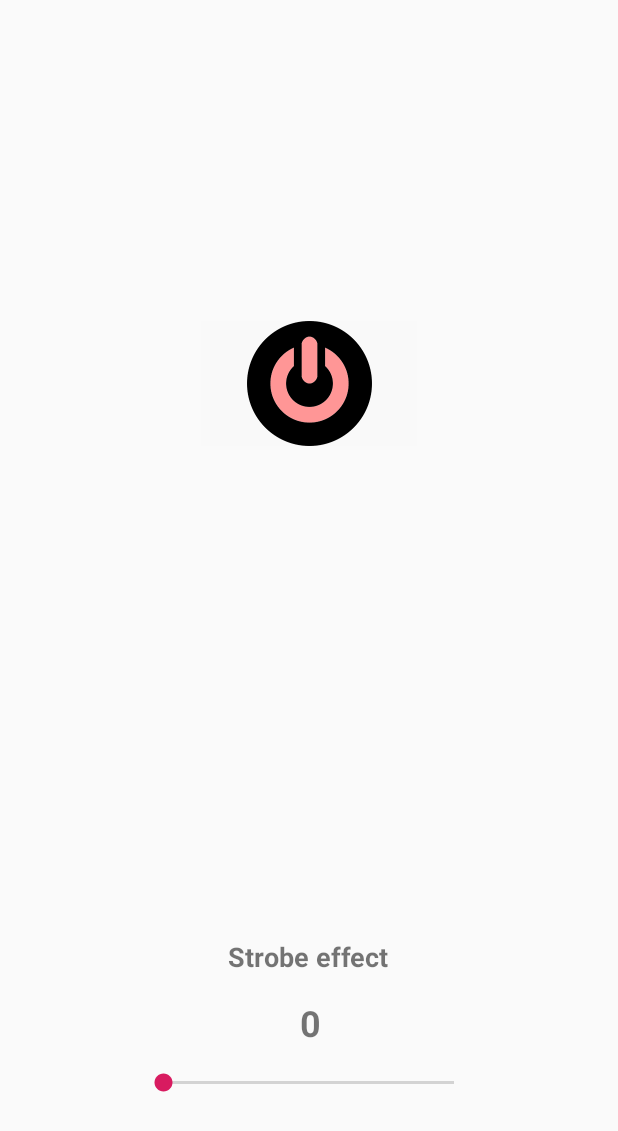
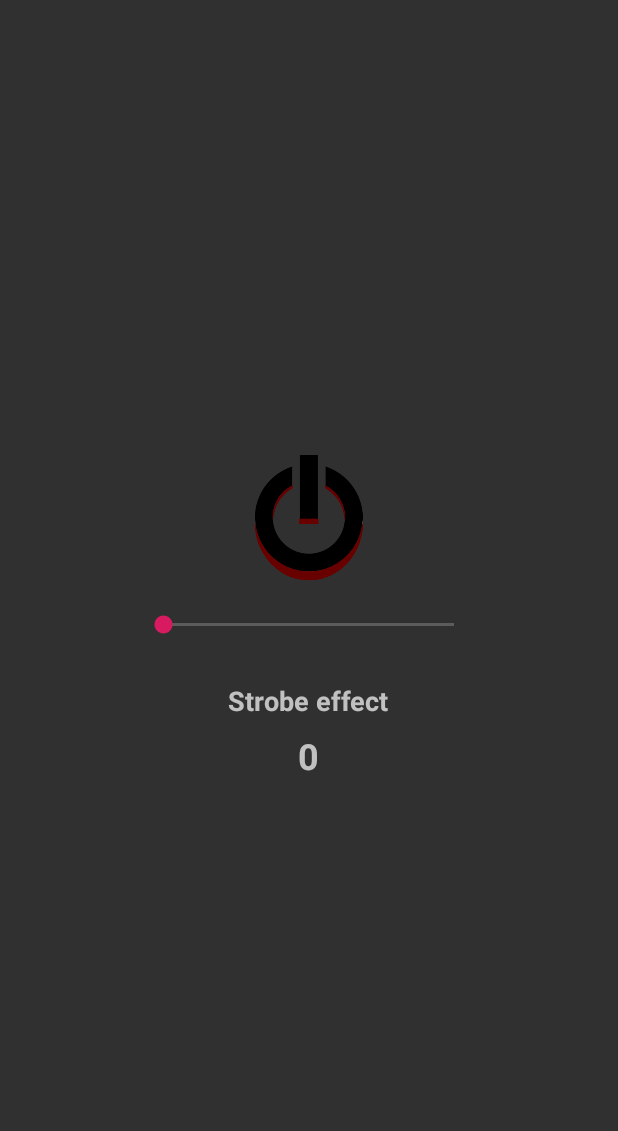
Before and after one commit to leviancode/flashlight, an Android app: the layout activity_main.xml on its own in the app's theme, with its tools: preview values and no code run, on a phone screen of 412 x 824 dp. Shown: the top 1131 px of the screen. Run offline under Robolectric (Android 15) with nearby library versions, the phone set to English and light mode, and no system bars.

Commit message:
add file

```diff
--- a/app/src/main/AndroidManifest.xml
+++ b/app/src/main/AndroidManifest.xml
@@ -1,9 +1,11 @@
 <?xml version="1.0" encoding="utf-8"?>
 <manifest xmlns:android="http://schemas.android.com/apk/res/android"
-    package="com.leviancode.storm">
+    package="com.leviancode.storm"
+    android:installLocation="auto">
     <uses-permission android:name="android.permission.CAMERA" />
     <uses-feature android:name="android.hardware.camera" />
     <uses-permission android:name="android.permission.FLASHLIGHT"/>
+    <uses-permission android:name="android.permission.WAKE_LOCK" />
 
     <application
         android:allowBackup="true"
--- a/app/src/main/res/layout/activity_main.xml
+++ b/app/src/main/res/layout/activity_main.xml
@@ -1,36 +1,32 @@
 <?xml version="1.0" encoding="utf-8"?>
-<RelativeLayout xmlns:android="http://schemas.android.com/apk/res/android"
+<LinearLayout xmlns:android="http://schemas.android.com/apk/res/android"
     xmlns:app="http://schemas.android.com/apk/res-auto"
     android:layout_width="match_parent"
-    android:layout_height="match_parent">
+    android:layout_height="match_parent"
+    android:gravity="center"
+    android:orientation="vertical">
 
     <ImageButton
-        android:id="@+id/turnOnImageButton"
+        android:id="@+id/flashButton"
         android:layout_width="144dp"
         android:layout_height="83dp"
-        android:layout_alignParentTop="true"
-        android:layout_centerHorizontal="true"
-        android:layout_marginTop="214dp"
-        android:background="#F9F9F9"
-        android:contentDescription="@string/buttonOff"
+        android:background="#00F9F9F9"
+        android:contentDescription="@string/flashButton"
+        android:onClick="onFlashButtonClicked"
         android:scaleType="centerInside"
-        app:srcCompat="@drawable/button_off" />
+        app:srcCompat="@drawable/switch_off" />
 
     <SeekBar
         android:id="@+id/seekBar"
         android:layout_width="226dp"
-        android:layout_height="29dp"
-        android:layout_alignParentBottom="true"
-        android:layout_centerHorizontal="true"
-        android:layout_marginBottom="87dp" />
+        android:layout_height="60dp"
+        android:progressTint="#9E0000"/>
 
     <TextView
         android:id="@+id/strobeTextView"
         android:layout_width="wrap_content"
         android:layout_height="wrap_content"
-        android:layout_alignParentBottom="true"
-        android:layout_centerHorizontal="true"
-        android:layout_marginBottom="174dp"
+        android:padding="8dp"
         android:text="@string/strobe_effect"
         android:textAlignment="textStart"
         android:textSize="18sp"
@@ -38,16 +34,11 @@
 
     <TextView
         android:id="@+id/freqTextView"
-        android:layout_width="40dp"
+        android:layout_width="wrap_content"
         android:layout_height="wrap_content"
-        android:layout_alignParentEnd="true"
-        android:layout_alignParentBottom="true"
-        android:layout_centerHorizontal="true"
-        android:layout_marginEnd="185dp"
-        android:layout_marginBottom="126dp"
         android:text="@string/strobeValue"
         android:textAlignment="center"
         android:textSize="24sp"
         android:textStyle="bold" />
 
-</RelativeLayout>
+</LinearLayout>
--- a/app/src/main/res/mipmap-anydpi-v26/ic_launcher.xml
+++ b/app/src/main/res/mipmap-anydpi-v26/ic_launcher.xml
@@ -1,5 +1,4 @@
 <?xml version="1.0" encoding="utf-8"?>
 <adaptive-icon xmlns:android="http://schemas.android.com/apk/res/android">
     <background android:drawable="@drawable/ic_launcher_background" />
-    <foreground android:drawable="@drawable/ic_launcher_foreground" />
 </adaptive-icon>
--- a/app/src/main/res/values/strings.xml
+++ b/app/src/main/res/values/strings.xml
@@ -1,6 +1,11 @@
 <resources>
     <string name="app_name">Storm</string>
-    <string name="buttonOff">buttonOff</string>
+    <string name="flashButton">Flashlight On/Off</string>
     <string name="strobe_effect">Strobe effect</string>
     <string name="strobeValue">0</string>
+    <string name="soundPlayer">Sound</string>
+    <string name="soundButton">soundButton</string>
+    <string name="thunderButton">Turn on thunder soundPlayer</string>
+    <string name="rainButton">Turn on rain soundPlayer</string>
+    <string name="forestButton">Turn on forest sounds</string>
 </resources>
--- a/app/src/main/res/values/styles.xml
+++ b/app/src/main/res/values/styles.xml
@@ -1,7 +1,7 @@
 <resources>
 
     <!-- Base application theme. -->
-    <style name="AppTheme" parent="Theme.AppCompat.Light.DarkActionBar">
+    <style name="AppTheme" parent="Theme.AppCompat.NoActionBar">
         <!-- Customize your theme here. -->
         <item name="colorPrimary">@color/colorPrimary</item>
         <item name="colorPrimaryDark">@color/colorPrimaryDark</item>
--- a/build.gradle
+++ b/build.gradle
@@ -7,7 +7,7 @@ buildscript {
 
     }
     dependencies {
-        classpath 'com.android.tools.build:gradle:3.6.0'
+        classpath 'com.android.tools.build:gradle:4.0.0'
 
         // NOTE: Do not place your application dependencies here; they belong
         // in the individual module build.gradle files
```
Also changed, not shown: app/build.gradle (+6 -6 lines), app/src/main/java/com/leviancode/storm/FlashLight.java (+13 -15 lines), app/src/main/java/com/leviancode/storm/MainActivity.java (+27 -28 lines), app/src/main/java/com/leviancode/storm/listeners/SeekBarListener.java (deleted, +0 -30 lines), app/src/main/java/com/leviancode/storm/listeners/TurnOnButtonListener.java (deleted, +0 -17 lines), app/src/main/res/drawable-v24/button.png (deleted), app/src/main/res/drawable-v24/button_off.png (deleted), app/src/main/res/drawable-v24/button_on.png (deleted), app/src/main/res/drawable-v24/switch_off.png (added), app/src/main/res/drawable-v24/switch_on.png (added), gradle/wrapper/gradle-wrapper.properties, 1 other file.
